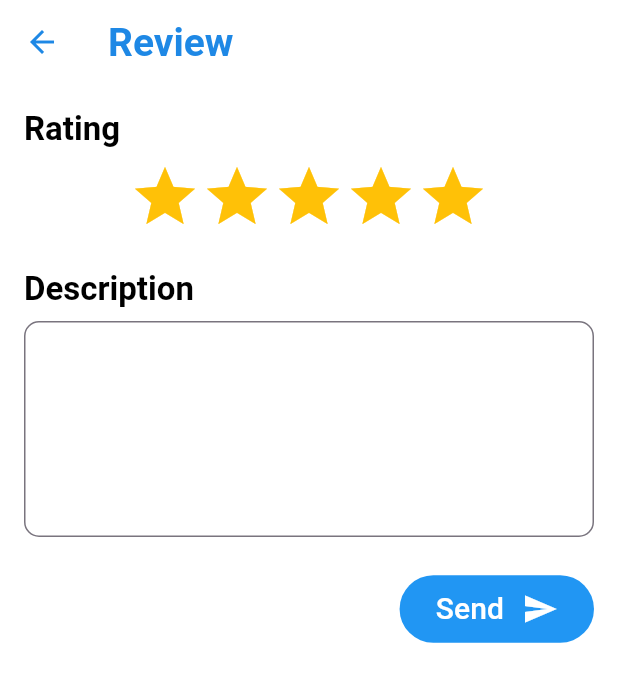
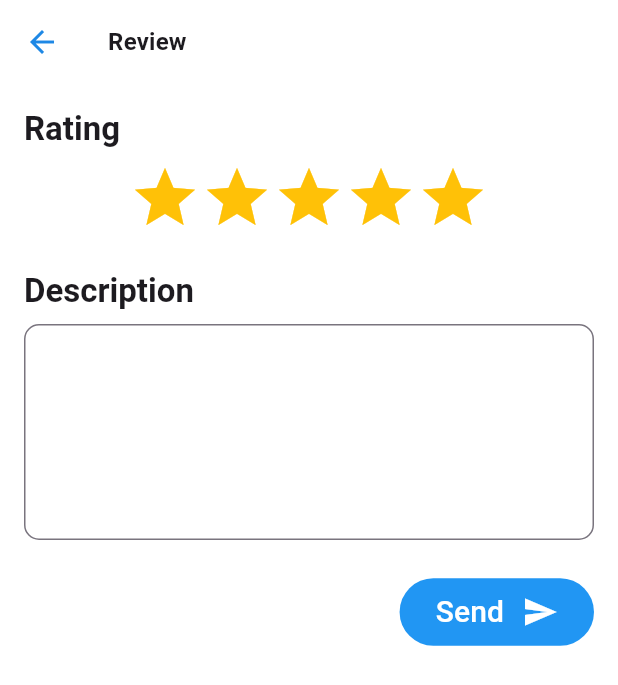
Before and after one commit to trongdaidu0903/advanced_moblie_project, a Flutter app: the WriteReviewView screen opened directly, on a phone screen of 412 x 824 dp. Shown: the top 685 px of the screen. Run offline on Flutter 3.47's test engine with Material 2 defaults, Android fonts, the phone set to English and light mode, and no system bars; our stand-ins replace cached_network_image, chewie, google_sign_in, jwt_decoder, shared_preferences, video_player; missing offline and left inert: flutter_facebook_auth, jitsi_meet_wrapper, syncfusion_flutter_pdfviewer; accounts and stored records are empty; network calls fail.

Commit message:
update feedback and remove some code trash

```diff
--- a/myapp_lettutors/lib/screens/homepage/homepage.dart
+++ b/myapp_lettutors/lib/screens/homepage/homepage.dart
@@ -3,7 +3,6 @@ import 'package:flutter/material.dart';
 import 'package:myapp_lettutors/models/tutor/tutor.dart';
 import 'package:myapp_lettutors/models/tutor/tutor_info.dart';
 import 'package:myapp_lettutors/providers/auth_provider.dart';
-import 'package:myapp_lettutors/screens/homepage/widgets/homepage_header.dart';
 import 'package:myapp_lettutors/screens/homepage/widgets/tutor_card.dart';
 import 'package:myapp_lettutors/services/tutor_service.dart';
 import 'package:myapp_lettutors/services/user_service.dart';
--- a/myapp_lettutors/lib/screens/tutor/tutor_detail/tutor_detail_view.dart
+++ b/myapp_lettutors/lib/screens/tutor/tutor_detail/tutor_detail_view.dart
@@ -240,7 +240,7 @@ class _TutorDetailViewState extends State<TutorDetailView> {
                     ),
                   ),
                   const SizedBox(height: 8),
-                  // Text('Suggested Courses', style: Theme.of(context).textTheme.headline3),
+                  // Text('Suggested Courses', style: Theme.of(context).textTheme.titleLarge!.copyWith(fontWeight: FontWeight.bold)),
                   // ...courses.map((course) => Padding(
                   //       padding: const EdgeInsets.symmetric(horizontal: 12),
                   //       child: Row(
--- a/myapp_lettutors/lib/screens/tutor/tutor_feedback/write_review_view.dart
+++ b/myapp_lettutors/lib/screens/tutor/tutor_feedback/write_review_view.dart
@@ -21,7 +21,10 @@ class _WriteReviewViewState extends State<WriteReviewView> {
         ),
         title: Text(
           'Review',
-          style: Theme.of(context).textTheme.headline2,
+          style: Theme.of(context)
+              .textTheme
+              .titleMedium!
+              .copyWith(fontWeight: FontWeight.bold),
         ),
       ),
       body: Padding(
@@ -31,7 +34,10 @@ class _WriteReviewViewState extends State<WriteReviewView> {
           children: [
             Text(
               'Rating',
-              style: Theme.of(context).textTheme.headline3,
+              style: Theme.of(context)
+                  .textTheme
+                  .titleLarge!
+                  .copyWith(fontWeight: FontWeight.bold),
             ),
             const SizedBox(
               height: 8,
@@ -59,7 +65,10 @@ class _WriteReviewViewState extends State<WriteReviewView> {
             const SizedBox(height: 24),
             Text(
               'Description',
-              style: Theme.of(context).textTheme.headline3,
+              style: Theme.of(context)
+                  .textTheme
+                  .titleLarge!
+                  .copyWith(fontWeight: FontWeight.bold),
             ),
             const SizedBox(height: 8),
             TextField(
@@ -76,7 +85,8 @@ class _WriteReviewViewState extends State<WriteReviewView> {
               alignment: Alignment.centerRight,
               child: TextButton(
                 style: TextButton.styleFrom(
-                    padding: const EdgeInsets.symmetric(vertical: 8, horizontal: 24),
+                    padding:
+                        const EdgeInsets.symmetric(vertical: 8, horizontal: 24),
                     backgroundColor: Colors.blue),
                 onPressed: () async {
                   final dialogResult = await showDialog<bool>(
@@ -103,7 +113,10 @@ class _WriteReviewViewState extends State<WriteReviewView> {
                       style: TextStyle(fontSize: 20, color: Colors.white),
                     ),
                     SizedBox(width: 12),
-                    Icon(Icons.send, color: Colors.white, size: 24,
+                    Icon(
+                      Icons.send,
+                      color: Colors.white,
+                      size: 24,
                     ),
                   ],
                 ),
```
Also changed, not shown: myapp_lettutors/lib/main.dart (+2 -6 lines), myapp_lettutors/lib/screens/homepage/widgets/homepage_header.dart (+0 -33 lines), myapp_lettutors/lib/screens/tutor/tutor_feedback/tutor_feedback_view.dart (+4 -14 lines), myapp_lettutors/lib/screens/user_profile/become_tutor_view.dart (+24 -7 lines).
